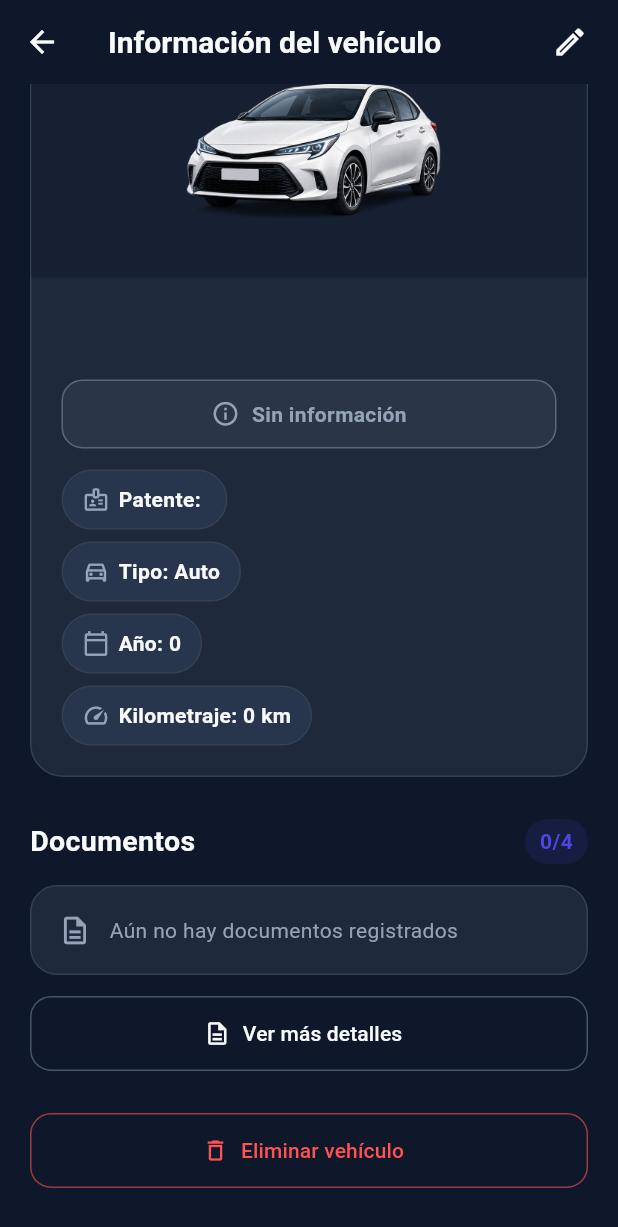
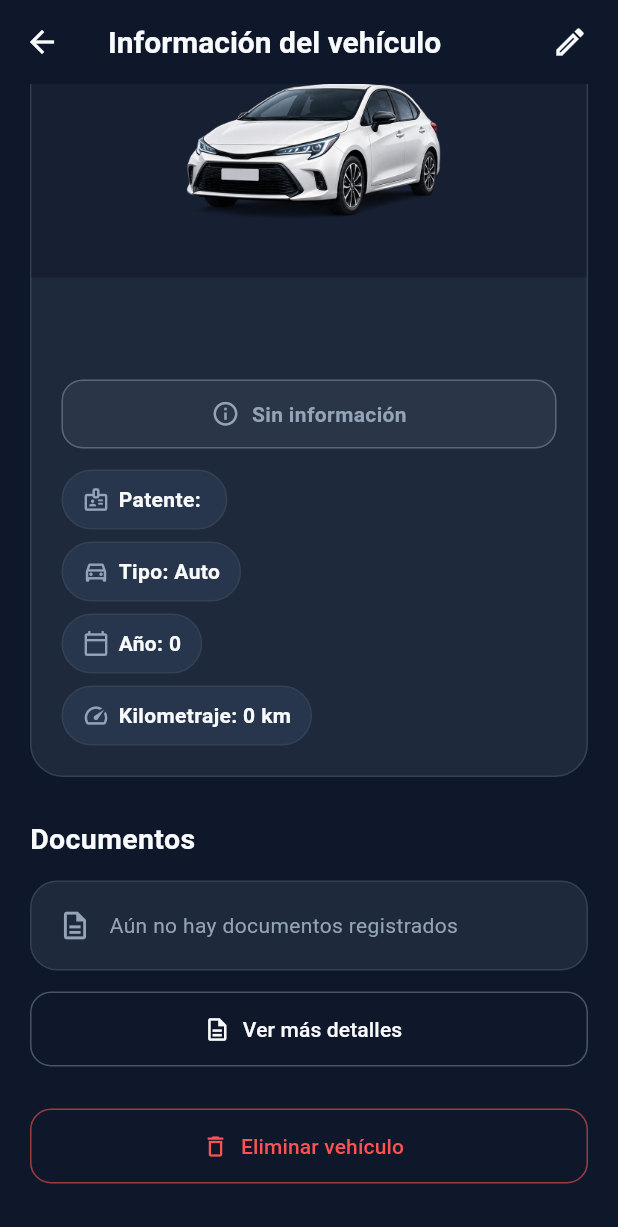
Before and after one commit to JazminHerrera2/CAPSTOM_EC_DM_AC, a Flutter app: the _DetalleVehiculoVista screen opened directly with empty values, scrolled down 102 dp, on a phone screen of 412 x 824 dp. Shown: the top 1227 px of the screen. Run offline on Flutter 3.47's test engine with Material 3 defaults, Android fonts, the phone set to English and light mode, and no system bars; our stand-ins replace cached_network_image, cloud_firestore, file_picker, firebase_auth, firebase_core, flutter_dotenv and 11 more; missing offline and left inert: dart:html, excel, google_mlkit_text_recognition, syncfusion_flutter_pdf; accounts and stored records are empty.

Commit message:
Cambio en modulo mi vehiculo quite en N/4

```diff
--- a/Producto/tag_ok/lib/screens/mi_vehiculo/detalle_vehiculo_screen.dart
+++ b/Producto/tag_ok/lib/screens/mi_vehiculo/detalle_vehiculo_screen.dart
@@ -396,10 +396,6 @@ class _DetalleVehiculoVista extends StatelessWidget {
               // DOCUMENTOS
               // --------------------------------------------------
 
-              Row(
-                mainAxisAlignment:
-                    MainAxisAlignment.spaceBetween,
-                children: [
               const Text(
                 'Documentos',
                 style: TextStyle(
@@ -407,26 +403,6 @@ class _DetalleVehiculoVista extends StatelessWidget {
                   fontSize: 19,
                   fontWeight: FontWeight.w700,
                 ),
-                  ),
-                  Container(
-                    padding: const EdgeInsets.symmetric(
-                      horizontal: 10,
-                      vertical: 5,
-                    ),
-                    decoration: BoxDecoration(
-                      color: _primaryColor.withOpacity(0.12),
-                      borderRadius:
-                          BorderRadius.circular(20),
-                    ),
-                    child: Text(
-                      '${documentos.length}/${TipoDocumentoVehicular.values.length}',
-                      style: const TextStyle(
-                        color: _primaryColor,
-                        fontWeight: FontWeight.w700,
-                      ),
-                    ),
-                  ),
-                ],
               ),
 
               const SizedBox(height: 14),
```
Also changed, not shown: Producto/tag_ok/lib/screens/mi_vehiculo/documentos_vehiculo_seccion.dart (+1 -40 lines), Producto/tag_ok/lib/screens/mi_vehiculo/mi_vehiculo_screen.dart (+8 -12 lines). Lines whose indentation alone changed are shown as unchanged.
